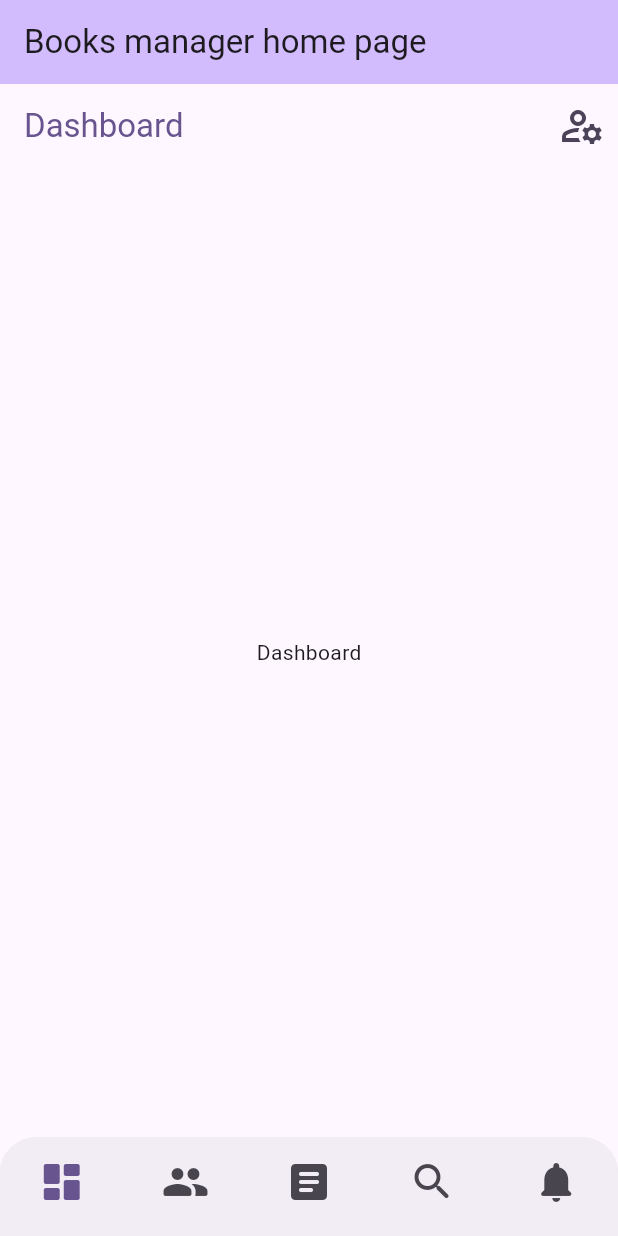
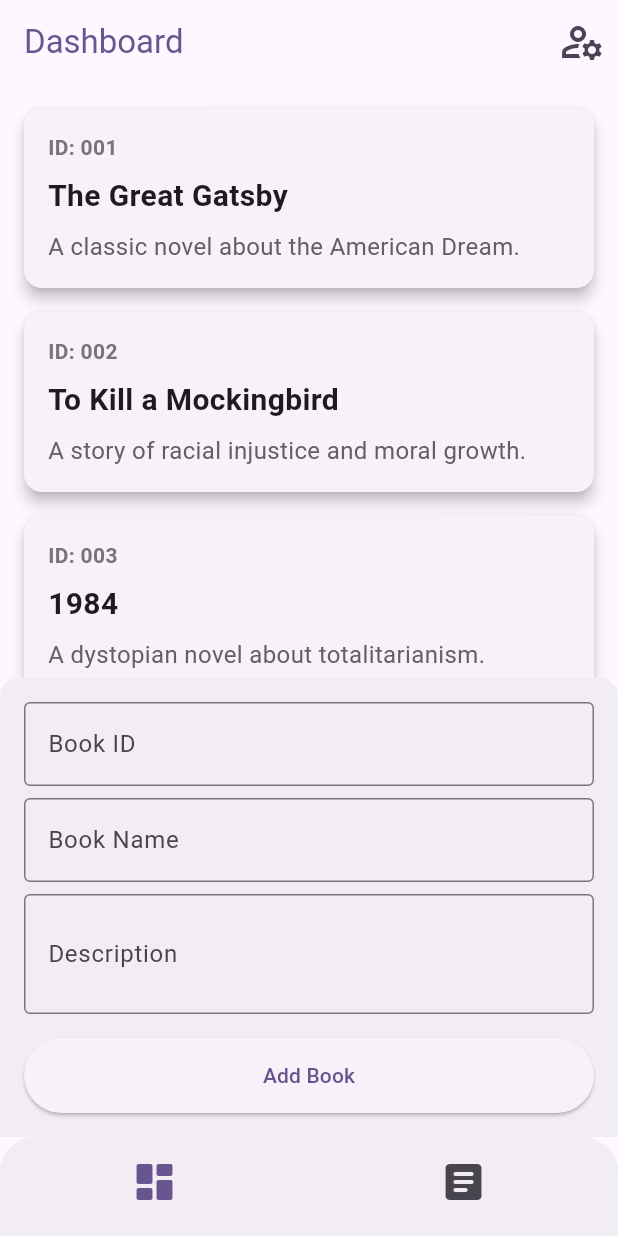
Before and after one commit to dushaDev/Book_Manager_InClass, a Flutter app: the screen it shows after launch, on a phone screen of 412 x 824 dp. Run offline on Flutter 3.47's test engine with Material 3 defaults, Android fonts, the phone set to English and light mode, and no system bars.

Commit message:
2nd commit with home page design

```diff
--- a/lib/bottom_nav/home.dart
+++ b/lib/bottom_nav/home.dart
@@ -1,5 +1,7 @@
 import 'package:flutter/cupertino.dart';
 import 'package:flutter/material.dart';
+
+import '../res/items/book_card.dart';
 
 class Home extends StatefulWidget {
   const Home({super.key});
@@ -9,12 +11,66 @@ class Home extends StatefulWidget {
 }
 
 class _HomeState extends State<Home> {
-  String _title = 'Dashboard';
+  final TextEditingController _bookIdController = TextEditingController();
+  final TextEditingController _bookNameController = TextEditingController();
+  final TextEditingController _descriptionController = TextEditingController();
+  final List<Map<String, String>> books = [
+    {
+      'id': '001',
+      'name': 'The Great Gatsby',
+      'description': 'A classic novel about the American Dream.',
+    },
+    {
+      'id': '002',
+      'name': 'To Kill a Mockingbird',
+      'description': 'A story of racial injustice and moral growth.',
+    },
+    {
+      'id': '003',
+      'name': '1984',
+      'description': 'A dystopian novel about totalitarianism.',
+    },
+  ];
+  final String _title = 'Dashboard';
+
+  void _addBook() {
+    // Get the values from the input fields
+    String bookId = _bookIdController.text.trim();
+    String bookName = _bookNameController.text.trim();
+    String description = _descriptionController.text.trim();
+
+    // Validate the inputs
+    if (bookId.isEmpty || bookName.isEmpty || description.isEmpty) {
+      ScaffoldMessenger.of(context).showSnackBar(
+        SnackBar(
+          content: Text('Please fill in all fields!'),
+          duration: Duration(seconds: 2),
+        ),
+      );
+      return;
+    }
+
+    // Add the new book to the top of the list
+    setState(() {
+      books.insert(0, {
+        'id': bookId,
+        'name': bookName,
+        'description': description,
+      });
+    });
+
+    // Clear the input fields
+    _bookIdController.clear();
+    _bookNameController.clear();
+    _descriptionController.clear();
+  }
+
   @override
   Widget build(BuildContext context) {
-    return Scaffold(  appBar: AppBar(
+    return Scaffold(
+      appBar: AppBar(
         title: Text(
-        '$_title',
+          _title,
           style: TextStyle(color: Theme.of(context).colorScheme.primary),
         ),
         foregroundColor: Theme.of(context).colorScheme.onSurface,
@@ -34,6 +90,83 @@ class _HomeState extends State<Home> {
           ),
         ],
       ),
-        body:  Center(child: Text('Dashboard',style: TextStyle(color: Theme.of(context).colorScheme.onSurface),),));
+      body: Column(
+        children: [
+          // List of Books
+          Expanded(
+            child: ListView.builder(
+              padding: EdgeInsets.all(16.0),
+              itemCount: books.length,
+              itemBuilder: (context, index) {
+                final book = books[index];
+                return BookCard(
+                  id: book['id']!,
+                  name: book['name']!,
+                  description: book['description']!,
+                );
+              },
+            ),
+          ),
+
+          // Input Fields at the Bottom
+          Container(
+            padding: EdgeInsets.all(16.0),
+            decoration: BoxDecoration(
+              color: Theme.of(context).colorScheme.surfaceContainer,
+              borderRadius: BorderRadius.only(
+                topLeft: Radius.circular(12.0),
+                topRight: Radius.circular(12.0),
+              ),
+            ),
+            child: Column(
+              children: [
+                // Book ID Input Field
+                TextField(
+                  controller: _bookIdController,
+                  decoration: InputDecoration(
+                    labelText: 'Book ID',
+                    border: OutlineInputBorder(),
+                    hintText: 'Enter the book ID',
+                  ),
+                ),
+                SizedBox(height: 8.0),
+
+                // Book Name Input Field
+                TextField(
+                  controller: _bookNameController,
+                  decoration: InputDecoration(
+                    labelText: 'Book Name',
+                    border: OutlineInputBorder(),
+                    hintText: 'Enter the book name',
+                  ),
+                ),
+                SizedBox(height: 8.0),
+
+                // Description Input Field
+                TextField(
+                  controller: _descriptionController,
+                  decoration: InputDecoration(
+                    labelText: 'Description',
+                    border: OutlineInputBorder(),
+                    hintText: 'Enter the book description',
+                  ),
+                  maxLines: 2, // Allow multiple lines for the description
+                ),
+                SizedBox(height: 16.0),
+
+                // Add Book Button
+                ElevatedButton(
+                  onPressed: _addBook,
+                  child: Text('Add Book'),
+                  style: ElevatedButton.styleFrom(
+                    minimumSize: Size(double.infinity, 50), // Full-width button
+                  ),
+                ),
+              ],
+            ),
+          ),
+        ],
+      ),
+    );
   }
 }
--- a/lib/bottom_navigation.dart
+++ b/lib/bottom_navigation.dart
@@ -34,25 +34,11 @@ class BottomNavigation extends StatelessWidget {
 
           ),
           BottomNavigationBarItem(
-            icon: Icon(Icons.people_rounded),
-            activeIcon: Icon(Icons.people_rounded),
-            label: 'Users',
-          ),
-          BottomNavigationBarItem(
             icon: Icon(Icons.article_rounded),
             activeIcon: Icon(Icons.article_rounded),
             label: 'Posts',
           ),
-          BottomNavigationBarItem(
-            icon: Icon(Icons.search_rounded),
-            activeIcon: Icon(Icons.search_rounded),
-            label: 'Search',
-          ),
-          BottomNavigationBarItem(
-            icon: Icon(Icons.notifications_rounded,),
-            activeIcon: Icon(Icons.notifications_rounded),
-            label: 'Notifications',
-          ),
+
 
         ],
       ),
--- a/lib/main.dart
+++ b/lib/main.dart
@@ -14,6 +14,7 @@ class MyApp extends StatelessWidget {
   @override
   Widget build(BuildContext context) {
     return MaterialApp(
+      debugShowCheckedModeBanner: false,
       title: 'Books Manager',
       theme: ThemeData(
         colorScheme: ColorScheme.fromSeed(seedColor: Colors.deepPurple),
@@ -40,10 +41,6 @@ class _MyHomePageState extends State<MyHomePage> {
   @override
   Widget build(BuildContext context) {
     return Scaffold(
-      appBar: AppBar(
-        backgroundColor: Theme.of(context).colorScheme.inversePrimary,
-        title: Text(widget.title),
-      ),
       body: _tabs[_selectedIndex],
      bottomNavigationBar: BottomNavigation(
        selectedIndex: _selectedIndex,
--- /dev/null
+++ b/lib/res/items/book_card.dart
@@ -0,0 +1,68 @@
+import 'package:flutter/material.dart';
+import 'package:flutter/material.dart';
+
+class BookCard extends StatelessWidget {
+  final String name;
+  final String id;
+  final String description;
+
+  const BookCard({
+    super.key,
+    required this.name,
+    required this.id,
+    required this.description,
+  });
+  @override
+  Widget build(BuildContext context) {
+    return GestureDetector(
+        onTap: () {
+
+          // Navigator.push(
+          //   context,
+          //   MaterialPageRoute(
+          //       builder: (context) => ViewPost(
+          //             movieId: id,
+          //           )),
+          // );
+        },
+        child: Card(
+          elevation: 4.0,
+          margin: EdgeInsets.only(bottom: 16.0),
+          shape: RoundedRectangleBorder(
+            borderRadius: BorderRadius.circular(12.0),
+          ),
+          child: Padding(
+            padding: EdgeInsets.all(16.0),
+            child: Column(
+              crossAxisAlignment: CrossAxisAlignment.start,
+              children: [
+                Text(
+                  'ID: $id',
+                  style: TextStyle(
+                    fontSize: 14.0,
+                    color: Colors.grey[600],
+                    fontWeight: FontWeight.bold,
+                  ),
+                ),
+                SizedBox(height: 8.0),
+                Text(
+                  name,
+                  style: TextStyle(
+                    fontSize: 20.0,
+                    fontWeight: FontWeight.bold,
+                  ),
+                ),
+                SizedBox(height: 8.0),
+                Text(
+                  description,
+                  style: TextStyle(
+                    fontSize: 16.0,
+                    color: Colors.grey[700],
+                  ),
+                ),
+              ],
+            ),
+          ),
+        ));
+  }
+}
```
Also changed, not shown: lib/res/color_profile.dart (added, +44 -0 lines), lib/res/font_profile.dart (added, +7 -0 lines). Lines whose indentation alone changed are shown as unchanged.
